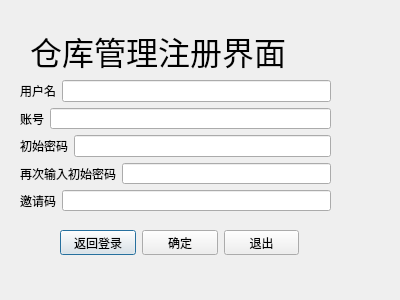
First picture: the form in registec.ui, repository WULINYOU/qt_Remote_warehouse_management_system, before the edit.
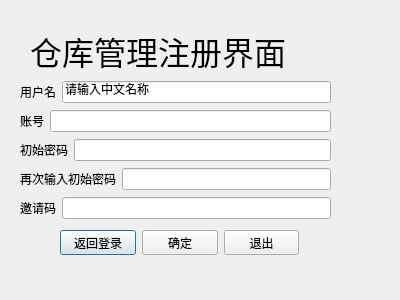
Second picture: the form after the edit.

What changed in the file:
```diff
--- a/registec.ui
+++ b/registec.ui
@@ -32,7 +32,7 @@
     <string>仓库管理注册界面</string>
    </property>
   </widget>
-  <widget class="QWidget" name="">
+  <widget class="QWidget" name="layoutWidget">
    <property name="geometry">
     <rect>
      <x>60</x>
@@ -65,13 +65,13 @@
     </item>
    </layout>
   </widget>
-  <widget class="QWidget" name="">
+  <widget class="QWidget" name="layoutWidget">
    <property name="geometry">
     <rect>
      <x>20</x>
      <y>80</y>
      <width>311</width>
-     <height>131</height>
+     <height>141</height>
     </rect>
    </property>
    <layout class="QVBoxLayout" name="verticalLayout">
@@ -85,7 +85,11 @@
        </widget>
       </item>
       <item>
-       <widget class="QLineEdit" name="add_comment"/>
+       <widget class="QLineEdit" name="add_comment">
+        <property name="text">
+         <string>请输入中文名称</string>
+        </property>
+       </widget>
       </item>
      </layout>
     </item>
```
